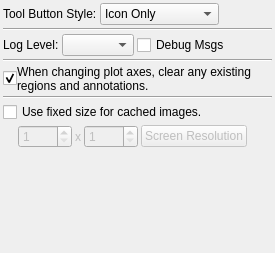
Qt form code/plotms/implement/GuiTabs/PlotMSOptionsTab.ui (radio-astro/casa) before a commit.
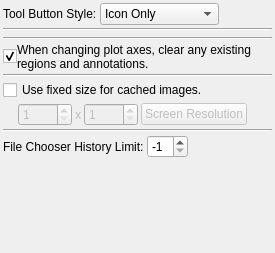
The same form after that commit.

Patch:
```diff
--- a/code/plotms/implement/GuiTabs/PlotMSOptionsTab.ui
+++ b/code/plotms/implement/GuiTabs/PlotMSOptionsTab.ui
@@ -99,41 +99,14 @@
     </widget>
    </item>
    <item>
-    <layout class="QHBoxLayout" >
-     <property name="spacing" >
-      <number>3</number>
+    <widget class="QFrame" name="logFrame" >
+     <property name="frameShape" >
+      <enum>QFrame::NoFrame</enum>
      </property>
-     <item>
-      <widget class="QLabel" name="logLabel" >
-       <property name="text" >
-        <string>Log Level:</string>
-       </property>
-      </widget>
-     </item>
-     <item>
-      <widget class="QComboBox" name="logLevel" />
-     </item>
-     <item>
-      <widget class="QCheckBox" name="logDebug" >
-       <property name="text" >
-        <string>Debug Msgs</string>
-       </property>
-      </widget>
-     </item>
-     <item>
-      <spacer>
-       <property name="orientation" >
-        <enum>Qt::Horizontal</enum>
-       </property>
-       <property name="sizeHint" >
-        <size>
-         <width>40</width>
-         <height>20</height>
-        </size>
-       </property>
-      </spacer>
-     </item>
-    </layout>
+     <property name="frameShadow" >
+      <enum>QFrame::Raised</enum>
+     </property>
+    </widget>
    </item>
    <item>
     <widget class="Line" name="line_2" >
@@ -283,6 +256,50 @@
      </item>
     </layout>
    </item>
+   <item>
+    <widget class="Line" name="line_4" >
+     <property name="orientation" >
+      <enum>Qt::Horizontal</enum>
+     </property>
+    </widget>
+   </item>
+   <item>
+    <layout class="QHBoxLayout" >
+     <property name="spacing" >
+      <number>3</number>
+     </property>
+     <item>
+      <widget class="QLabel" name="histLimitLabel" >
+       <property name="text" >
+        <string>File Chooser History Limit:</string>
+       </property>
+      </widget>
+     </item>
+     <item>
+      <widget class="QSpinBox" name="histLimitSpinner" >
+       <property name="minimum" >
+        <number>-1</number>
+       </property>
+       <property name="value" >
+        <number>-1</number>
+       </property>
+      </widget>
+     </item>
+     <item>
+      <spacer>
+       <property name="orientation" >
+        <enum>Qt::Horizontal</enum>
+       </property>
+       <property name="sizeHint" >
+        <size>
+         <width>40</width>
+         <height>20</height>
+        </size>
+       </property>
+      </spacer>
+     </item>
+    </layout>
+   </item>
    <item>
     <spacer>
      <property name="orientation" >
```
